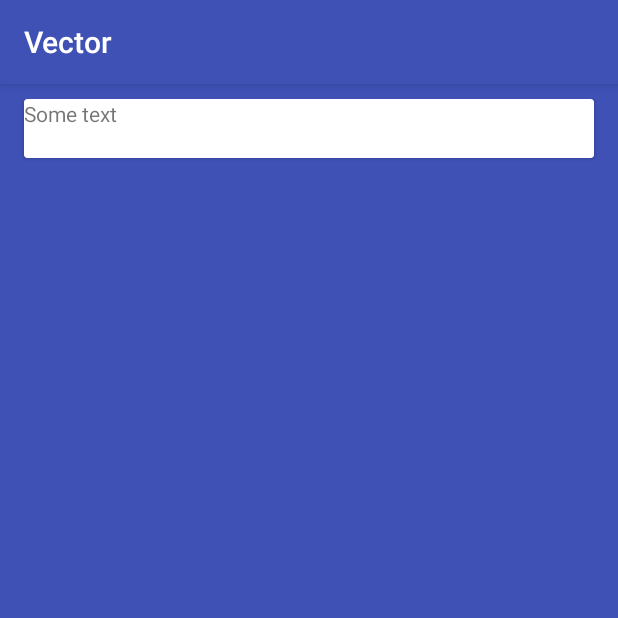
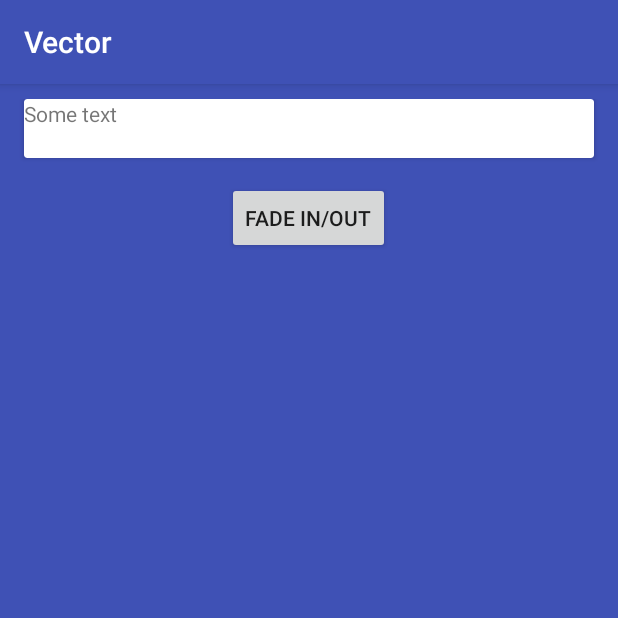
Before and after one commit to macPry/Vectors, an Android app: the screen it shows after launch (MainActivity), on a phone screen of 412 x 824 dp, the top half of it. Run offline under Robolectric (Android 15) with nearby library versions, the phone set to English and light mode, and no system bars.

Commit message:
Fade out

```diff
--- a/app/src/main/java/pl/elpassion/vector/MainActivity.kt
+++ b/app/src/main/java/pl/elpassion/vector/MainActivity.kt
@@ -1,10 +1,13 @@
 package pl.elpassion.vector
 
+import android.animation.Animator
+import android.animation.AnimatorListenerAdapter
 import android.animation.AnimatorSet
 import android.animation.ObjectAnimator
 import android.animation.ValueAnimator.INFINITE
 import android.graphics.drawable.Animatable
 import android.os.Bundle
+import android.os.Handler
 import android.support.v4.content.ContextCompat
 import android.support.v7.app.AppCompatActivity
 import android.view.View
@@ -13,30 +16,61 @@ import kotlinx.android.synthetic.main.activity_main.*
 
 class MainActivity : AppCompatActivity() {
 
+    val lineVectorAnimation by lazy { line.drawable as? Animatable }
+    val lineViewAnimation by lazy { AnimatorSet() }
+    val fadeOutAnimation by lazy { AnimatorSet() }
+    var isFadeOut = false
+
     override fun onCreate(savedInstanceState: Bundle?) {
         super.onCreate(savedInstanceState)
         setContentView(R.layout.activity_main)
-        init()
+        Handler().postDelayed({ init() }, 1000)
+        buttonFade.setOnClickListener { fade() }
     }
 
     fun init() {
-        (line.drawable as? Animatable)?.start()
+        lineVectorAnimation?.start()
 
-        lineView.viewTreeObserver.addOnGlobalLayoutListener {
         lineView.setBackgroundColor(ContextCompat.getColor(this, R.color.colorAccent))
         val parentWidth = (lineView.parent as View).width
         val objectAnimatorTranslationX = ObjectAnimator.ofFloat(lineView, "translationX", -parentWidth.toFloat(), parentWidth.toFloat()).apply {
-                duration = 1000
             repeatCount = INFINITE
             interpolator = AccelerateDecelerateInterpolator()
         }
         val objectAnimatorScaleX = ObjectAnimator.ofFloat(lineView, "scaleX", 1f, 0f).apply {
-                duration = 1000
             repeatCount = INFINITE
         }
-            AnimatorSet().apply {
+        lineViewAnimation.apply {
             playTogether(objectAnimatorTranslationX, objectAnimatorScaleX)
+            duration = 1000
         }.start()
+
+        fadeOutAnimation.apply {
+            playTogether(ObjectAnimator.ofFloat(line, "alpha", 1f, 0f), ObjectAnimator.ofFloat(lineView, "alpha", 1f, 0f))
+            duration = 1000
+            addListener(object : AnimatorListenerAdapter() {
+                override fun onAnimationEnd(animation: Animator?) {
+                    super.onAnimationEnd(animation)
+                    lineVectorAnimation?.stop()
+                    line.visibility = View.GONE
+                    lineViewAnimation.end()
+                    lineView.visibility = View.GONE
+                }
+            })
         }
     }
+
+    fun fade() {
+        if (isFadeOut) {
+            line.visibility = View.VISIBLE
+            line.alpha = 1f
+            lineView.visibility = View.VISIBLE
+            lineView.alpha = 1f
+            lineViewAnimation.start()
+            lineVectorAnimation?.start()
+        } else {
+            fadeOutAnimation.start()
         }
+        isFadeOut = !isFadeOut
+    }
+}
--- a/app/src/main/res/layout/activity_main.xml
+++ b/app/src/main/res/layout/activity_main.xml
@@ -5,6 +5,7 @@
     android:layout_width="match_parent"
     android:layout_height="match_parent"
     android:background="?attr/colorPrimary"
+    android:id="@+id/root"
     tools:context="pl.elpassion.vector.MainActivity">
 
     <LinearLayout
@@ -49,6 +50,11 @@
 
         </android.support.v7.widget.CardView>
 
+        <Button
+            android:id="@+id/buttonFade"
+            android:layout_width="wrap_content"
+            android:layout_height="wrap_content"
+            android:text="Fade In/Out" />
     </LinearLayout>
 
 </FrameLayout>
```
Lines whose indentation alone changed are shown as unchanged.
